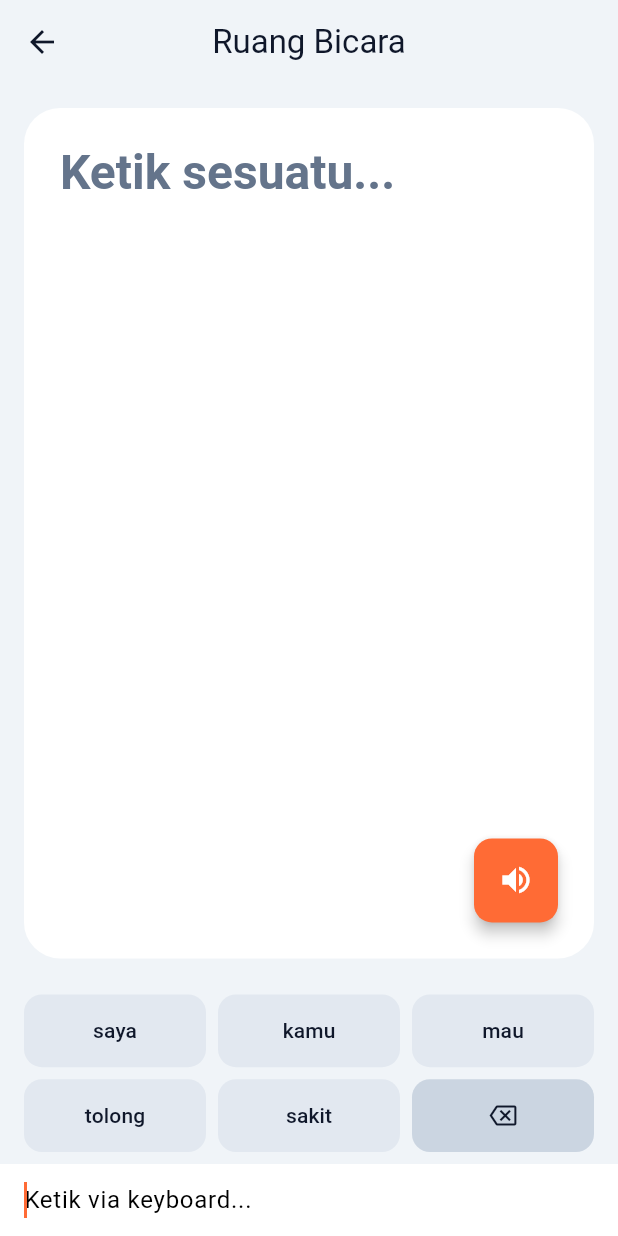
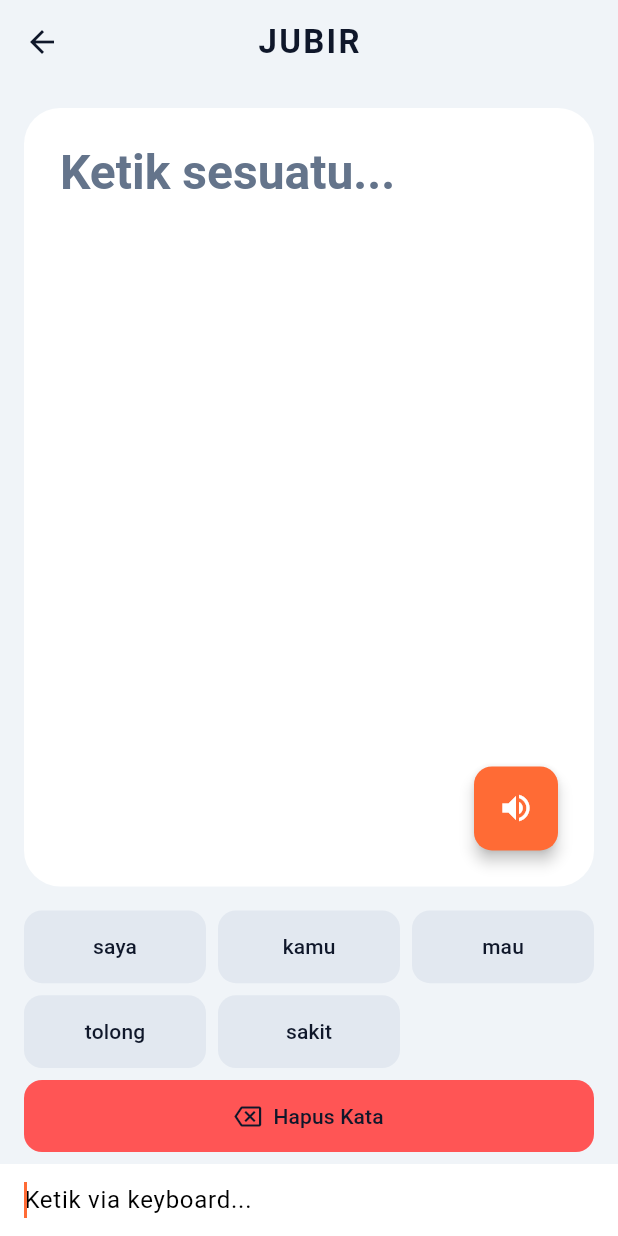
Before and after one commit to DevonAP/PROJECT-JUBIR, a Flutter app: the screen it shows after launch, after a tap on the "send" icon, on a phone screen of 412 x 824 dp. Run offline on Flutter 3.47's test engine with Material 3 defaults, Android fonts, the phone set to English and light mode, and no system bars; our stand-ins replace flutter_tts, hive_flutter; accounts and stored records are empty.

Commit message:
Update kemajuan

```diff
--- a/lib/features/home_board/view/active_typing_screen.dart
+++ b/lib/features/home_board/view/active_typing_screen.dart
@@ -1,44 +1,39 @@
 import 'package:flutter/material.dart';
-import 'package:flutter_riverpod/flutter_riverpod.dart';
+import 'package:provider/provider.dart';
 import '../../../core/constants.dart';
 import '../../word_prediction/controller/prediction_controller.dart';
 import '../../../features/tts_voice/controller/tts_controller.dart';
 
-// Ubah menjadi ConsumerStatefulWidget agar bisa membaca Riverpod
-class ActiveTypingScreen extends ConsumerStatefulWidget {
+class ActiveTypingScreen extends StatefulWidget {
   final String? initialText;
   const ActiveTypingScreen({super.key, this.initialText});
 
   @override
-  ConsumerState<ActiveTypingScreen> createState() => _ActiveTypingScreenState();
+  State<ActiveTypingScreen> createState() => _ActiveTypingScreenState();
 }
 
-class _ActiveTypingScreenState extends ConsumerState<ActiveTypingScreen> {
+class _ActiveTypingScreenState extends State<ActiveTypingScreen> {
   late final TextEditingController _textController;
 
   @override
   void initState() {
     super.initState();
 
-    // 1. Ambil teks awal, jika tidak kosong dan belum ada spasi di ujungnya, tambahkan spasi secara otomatis
     String initialText = widget.initialText ?? "";
     if (initialText.isNotEmpty && !initialText.endsWith(" ")) {
       initialText = "$initialText ";
     }
 
-    // 2. Masukkan teks yang sudah siap (ber-spasi) ke controller
     _textController = TextEditingController(text: initialText);
 
-    // 3. Laporkan ke Riverpod sejak frame pertama agar prediksi langsung muncul
     if (initialText.isNotEmpty) {
       WidgetsBinding.instance.addPostFrameCallback((_) {
-        ref.read(inputTextProvider.notifier).updateText(initialText);
+        context.read<PredictionController>().updateText(initialText);
       });
     }
 
-    // Listener keyboard bawaan untuk ketikan manual
     _textController.addListener(() {
-      ref.read(inputTextProvider.notifier).updateText(_textController.text);
+      context.read<PredictionController>().updateText(_textController.text);
     });
   }
 
@@ -48,28 +43,39 @@ class _ActiveTypingScreenState extends ConsumerState<ActiveTypingScreen> {
     super.dispose();
   }
 
-  // Fungsi saat tombol prediksi ditekan
   void _addWordToInput(String word) {
     final currentText = _textController.text;
-    // Tambahkan kata baru dan beri spasi
     final newText = currentText.isEmpty ? "$word " : "$currentText$word ";
 
     _textController.text = newText;
-    // Pindahkan kursor ke ujung kanan
     _textController.selection = TextSelection.fromPosition(TextPosition(offset: newText.length));
+
+    final words = newText.trim().split(' ');
+    if (words.length >= 2) {
+      final prevWord = words[words.length - 2];
+      final currentWord = words[words.length - 1];
+
+      context.read<PredictionController>().learnUserHabit(prevWord, currentWord);
+    }
   }
 
   @override
   Widget build(BuildContext context) {
-    // Pantau daftar prediksi dari database secara live!
-    final predictions = ref.watch(predictionListProvider);
-
-    final inputText = ref.watch(inputTextProvider);
+    final predictionCtrl = context.watch<PredictionController>();
+    final predictions = predictionCtrl.predictions;
+    final inputText = predictionCtrl.inputText;
 
     return Scaffold(
       backgroundColor: AppColors.background,
       appBar: AppBar(
-        title: const Text('Ruang Bicara', style: TextStyle(color: AppColors.textPrimary)),
+        title: const Text(
+          'JUBIR',
+          style: TextStyle(
+            fontWeight: FontWeight.bold,
+            color: AppColors.textPrimary,
+            letterSpacing: 1.5,
+          ),
+        ),
         centerTitle: true,
         backgroundColor: Colors.transparent,
         elevation: 0,
@@ -79,7 +85,7 @@ class _ActiveTypingScreenState extends ConsumerState<ActiveTypingScreen> {
         child: Column(
           children: [
             // ==========================================
-            // 1. AREA TEKS UTAMA (Bukan TextField, hanya Tampilan)
+            // 1. AREA TEKS UTAMA
             // ==========================================
             Expanded(
               child: Container(
@@ -94,29 +100,24 @@ class _ActiveTypingScreenState extends ConsumerState<ActiveTypingScreen> {
                   crossAxisAlignment: CrossAxisAlignment.start,
                   children: [
                     Expanded(
-                      // Teksnya sekarang membaca dari Riverpod, bukan teks statis lagi!
                       child: Text(
                         inputText.isEmpty
                             ? "Ketik sesuatu..."
                             : inputText,
                         style: Theme.of(context).textTheme.displaySmall?.copyWith(
                           color: inputText.isEmpty
-                              ? AppColors.textSecondary // Abu-abu kalau kosong
-                              : AppColors.textPrimary, // Gelap kalau ada isinya
+                              ? AppColors.textSecondary
+                              : AppColors.textPrimary,
                         ),
                       ),
                     ),
                     Align(
                       alignment: Alignment.bottomRight,
                       child: FloatingActionButton(
-                        backgroundColor: AppColors.primary, // Sesuaikan warna tema kamu
+                        backgroundColor: AppColors.primary,
                         onPressed: () {
-                          // Ambil teks yang ada di Riverpod saat ini
-                          final textToSpeak = ref.read(inputTextProvider);
-
-                          // Panggil fitur suara AI untuk membacakannya
-                          ref.read(ttsVoiceProvider).speak(textToSpeak);
-
+                          final textToSpeak = context.read<PredictionController>().inputText;
+                          context.read<TtsController>().speak(textToSpeak);
                           _textController.clear();
                         },
                         child: const Icon(Icons.volume_up, color: Colors.white),
@@ -128,10 +129,10 @@ class _ActiveTypingScreenState extends ConsumerState<ActiveTypingScreen> {
             ),
 
             // ==========================================
-            // 2. GRID 6 TOMBOL PREDIKSI
+            // 2. GRID 6 TOMBOL PREDIKSI (HANYA KATA)
             // ==========================================
             Container(
-              padding: const EdgeInsets.symmetric(horizontal: AppSizes.p16, vertical: AppSizes.p8),
+              padding: const EdgeInsets.symmetric(horizontal: AppSizes.p16),
               child: GridView.count(
                 shrinkWrap: true,
                 physics: const NeverScrollableScrollPhysics(),
@@ -140,23 +141,30 @@ class _ActiveTypingScreenState extends ConsumerState<ActiveTypingScreen> {
                 crossAxisSpacing: AppSizes.p8,
                 childAspectRatio: 2.5,
                 children: [
-                  // Loop 5 kata dari database (Data dummy Riverpod)
-                  ...predictions.take(5).map((word) => _buildPredictionButton(word)),
-                  // Tombol ke-6 khusus Backspace
-                  _buildBackspaceButton(),
+                  // Sekarang AI bisa memunculkan 6 kata sekaligus!
+                  ...predictions.take(6).map((word) => _buildPredictionButton(word)),
                 ],
               ),
             ),
 
             // ==========================================
-            // 3. AREA KEYBOARD (Input Fisik)
+            // 3. TOMBOL HAPUS KATA (STATIS DI BAWAH GRID)
+            // ==========================================
+            Container(
+              width: double.infinity,
+              padding: const EdgeInsets.fromLTRB(AppSizes.p16, AppSizes.p8, AppSizes.p16, AppSizes.p8),
+              child: _buildBackspaceButton(),
+            ),
+
+            // ==========================================
+            // 4. AREA KEYBOARD
             // ==========================================
             Container(
               color: AppColors.surface,
               padding: const EdgeInsets.symmetric(horizontal: AppSizes.p16),
               child: TextField(
                 controller: _textController,
-                autofocus: true, // Otomatis buka keyboard
+                autofocus: true,
                 decoration: const InputDecoration(
                   hintText: "Ketik via keyboard...",
                   border: InputBorder.none,
@@ -174,37 +182,41 @@ class _ActiveTypingScreenState extends ConsumerState<ActiveTypingScreen> {
   Widget _buildPredictionButton(String word) {
     return ElevatedButton(
       onPressed: () => _addWordToInput(word),
-      child: Text(word, overflow: TextOverflow.ellipsis), // ellipsis agar tidak luber
+      child: Text(word, overflow: TextOverflow.ellipsis),
     );
   }
 
   Widget _buildBackspaceButton() {
-    return ElevatedButton(
-      style: ElevatedButton.styleFrom(backgroundColor: AppColors.backspaceBackground),
+    return SizedBox(
+      height: 48, // Membuat tombol cukup besar untuk ditekan
+      child: ElevatedButton.icon(
+        // Sesuaikan warnanya dengan tema Anda (bisa abu-abu halus atau merah pudar)
+        style: ElevatedButton.styleFrom(
+          backgroundColor: const Color.fromARGB(255, 255, 85, 85),
+          foregroundColor: AppColors.textPrimary,
+          shape: RoundedRectangleBorder(
+            borderRadius: BorderRadius.circular(AppSizes.radiusM),
+          ),
+        ),
         onPressed: () {
           if (_textController.text.isNotEmpty) {
-          // Bersihkan spasi di paling kanan terlebih dahulu untuk mendeteksi kata terakhir
             final currentText = _textController.text.trimRight();
-
-          // Cari posisi spasi terakhir sebelum kata paling ujung
             final lastSpaceIndex = currentText.lastIndexOf(' ');
 
             if (lastSpaceIndex == -1) {
-            // Jika tidak ada spasi sama sekali (artinya hanya tersisa 1 kata), langsung kosongkan
               _textController.clear();
             } else {
-            // Potong kalimat sampai spasi terakhir tersebut, lalu beri spasi penutup lagi
-            // supaya fitur prediksi kata berikutnya langsung aktif kembali
               _textController.text = "${currentText.substring(0, lastSpaceIndex)} ";
             }
 
-          // Selalu pastikan posisi kursor teks berada di paling kanan
             _textController.selection = TextSelection.fromPosition(
               TextPosition(offset: _textController.text.length),
             );
           }
         },
-      child: const Icon(Icons.backspace_outlined, color: AppColors.textPrimary),
+        icon: const Icon(Icons.backspace_outlined),
+        label: const Text("Hapus Kata"),
+      ),
     );
   }
 }
--- a/lib/features/tts_voice/controller/tts_controller.dart
+++ b/lib/features/tts_voice/controller/tts_controller.dart
@@ -1,10 +1,16 @@
-import 'package:flutter_riverpod/flutter_riverpod.dart';
-import 'package:riverpod_annotation/riverpod_annotation.dart';
+// file: lib/features/tts_voice/controller/tts_controller.dart
+
+import 'package:flutter/material.dart';
 import '../service/tts_service.dart';
 
-part 'tts_controller.g.dart';
+class TtsController extends ChangeNotifier {
+  final TtsService _ttsService = TtsService();
 
-@riverpod
-TtsService ttsVoice(Ref ref) {
-  return TtsService();
+  // Fungsi yang akan dipanggil oleh tombol FAB di UI
+  Future<void> speak(String text) async {
+    await _ttsService.speak(text);
+
+    // Jika ke depannya Anda butuh animasi "sedang bicara",
+    // Anda bisa menambahkan variabel boolean dan memanggil notifyListeners() di sini.
+  }
 }
--- a/lib/features/tts_voice/service/tts_service.dart
+++ b/lib/features/tts_voice/service/tts_service.dart
@@ -1,3 +1,5 @@
+// file: lib/features/tts_voice/service/tts_service.dart
+
 import 'package:flutter_tts/flutter_tts.dart';
 
 class TtsService {
--- a/lib/features/word_prediction/controller/prediction_controller.dart
+++ b/lib/features/word_prediction/controller/prediction_controller.dart
@@ -1,48 +1,69 @@
-import 'package:flutter_riverpod/flutter_riverpod.dart';
-import 'package:riverpod_annotation/riverpod_annotation.dart';
+// file: lib/features/word_prediction/controller/prediction_controller.dart
+
+import 'package:flutter/material.dart';
 import '../repository/prediction_repository.dart';
 
-// Bagian ini WAJIB ada di Riverpod Generator.
-// Nama file harus sama dengan nama file aslinya, lalu ditambah '.g.dart'
-part 'prediction_controller.g.dart';
+class PredictionController extends ChangeNotifier {
+  final PredictionRepository _repo = PredictionRepository();
 
-// 1. Pengganti predictionRepoProvider yang lama
-@riverpod
-PredictionRepository predictionRepo(Ref ref) {
-  return PredictionRepository();
-}
+  // Menyimpan teks yang diketik pengguna
+  String _inputText = "";
+  String get inputText => _inputText;
 
-// 2. Pengganti inputTextProvider (StateProvider) yang lama
-// Di Riverpod modern, StateProvider diubah menjadi class Notifier
-@riverpod
-class InputText extends _$InputText {
-  @override
-  String build() {
-    return ""; // Nilai awal (initial state)
+  // Menyimpan daftar prediksi kata (default saat awal mulai)
+  List<String> _predictions = ["saya", "kamu", "mau", "tolong", "sakit"];
+  List<String> get predictions => _predictions;
+
+  // Fungsi dipanggil setiap kali pengguna mengetik huruf baru
+  void updateText(String newText) {
+    // ==========================================
+    // LOGIKA BARU: AI BELAJAR DARI KEYBOARD MANUAL
+    // ==========================================
+    // Kita cek apakah pengguna baru saja menekan 'spasi' (menyelesaikan satu kata)
+    if (newText.endsWith(" ") && !_inputText.endsWith(" ") && newText.trim().isNotEmpty) {
+      final words = newText.trim().split(' ');
+
+      // Jika kalimat sudah terdiri dari minimal 2 kata, pelajari relasinya!
+      if (words.length >= 2) {
+        final prevWord = words[words.length - 2]; // Kata sebelumnya
+        final currentWord = words.last; // Kata yang baru saja diselesaikan
+
+        // Simpan diam-diam ke otak AI (Hive)
+        learnUserHabit(prevWord, currentWord);
+      }
+    }
+
+    _inputText = newText;
+    _updatePredictions();
+    notifyListeners(); // Update UI
   }
 
-  // Method untuk mengubah isi teksnya nanti di UI
-  void updateText(String newText) {
-    state = newText;
-  }
-}
+  // Otak untuk mencari prediksi selanjutnya
+  void _updatePredictions() {
+    if (_inputText.trim().isEmpty) {
+      // Jika kosong, tampilkan saran kata awal
+      _predictions = ["saya", "kamu", "mau", "tolong", "sakit"];
+      return;
+    }
 
-// 3. Pengganti predictionListProvider yang lama (Provider Pintar)
-@riverpod
-List<String> predictionList(Ref ref) {
-  // Menonton repo dan text menggunakan nama fungsi/class yang digenerate otomatis
-  final repo = ref.watch(predictionRepoProvider);
-  final text = ref.watch(inputTextProvider);
+    // Ambil kata terakhir yang diketik
+    final words = _inputText.trim().split(' ');
+    final lastWord = words.isNotEmpty ? words.last : "";
 
-  if (text.isEmpty) {
-    // Jika belum ngetik apa-apa, munculkan kata dasar ini
-    return ["saya", "kamu", "mau", "tolong", "sakit"];
+    // Minta AI (Hive) memprediksi kata selanjutnya berdasarkan kata terakhir
+    final aiPredictions = _repo.getNextWordPrediction(lastWord);
+
+    if (aiPredictions.isNotEmpty) {
+      _predictions = aiPredictions;
+    } else {
+      _predictions = []; // Kosongkan jika AI belum punya data untuk kata tersebut
+    }
   }
 
-  // Ambil kata terakhir yang baru saja diketik
-  final words = text.trim().split(' ');
-  final lastWord = words.isNotEmpty ? words.last : "";
+  // Fungsi untuk AI Belajar (Bisa Anda panggil di UI ketika user menekan tombol "Spasi")
+  Future<void> learnUserHabit(String previousWord, String currentWord) async {
+    await _repo.learnRelation(previousWord, currentWord);
+  }
 
-  // Minta prediksi ke database Hive berdasarkan kata terakhir
-  return repo.getPredictions(lastWord);
+
 }
--- /dev/null
+++ b/lib/features/word_prediction/model/ngram_model.dart
@@ -0,0 +1,31 @@
+// file: lib/features/word_prediction/model/ngram_model.dart
+
+class NgramRelation {
+  final String previousWord; // Konteks (Kata sebelumnya)
+  final String nextWord;     // Prediksi (Kata selanjutnya)
+  final int frequency;       // Bobot Probabilitas (Semakin sering = semakin diprioritaskan)
+
+  NgramRelation({
+    required this.previousWord,
+    required this.nextWord,
+    required this.frequency,
+  });
+
+  // Konversi dari Hive Map ke Objek
+  factory NgramRelation.fromMap(Map<dynamic, dynamic> map) {
+    return NgramRelation(
+      previousWord: map['previousWord'] as String? ?? '',
+      nextWord: map['nextWord'] as String? ?? '',
+      frequency: map['frequency'] as int? ?? 0,
+    );
+  }
+
+  // Konversi dari Objek ke Hive Map
+  Map<String, dynamic> toMap() {
+    return {
+      'previousWord': previousWord,
+      'nextWord': nextWord,
+      'frequency': frequency,
+    };
+  }
+}
--- a/lib/features/word_prediction/repository/prediction_repository.dart
+++ b/lib/features/word_prediction/repository/prediction_repository.dart
@@ -1,46 +1,126 @@
+// file: lib/features/word_prediction/repository/prediction_repository.dart
+
+import 'package:flutter/services.dart' show rootBundle;
+import 'dart:convert';
 import 'package:hive_flutter/hive_flutter.dart';
+import '../model/ngram_model.dart';
 
 class PredictionRepository {
-  static const String boxName = 'ngram_box';
+  static const String _ngramBox = 'ngram_relations_box';
+  static const String _dictBox = 'dictionary_box'; // Box khusus untuk kamus JSON
 
-  // 1. Inisialisasi Database Hive (Dipanggil sekali saat aplikasi dibuka)
+  /// Inisialisasi Database
   static Future<void> initDatabase() async {
     await Hive.initFlutter();
-    await Hive.openBox(boxName);
+    final ngramBox = await Hive.openBox(_ngramBox);
+    final dictBox = await Hive.openBox(_dictBox);
 
-    // Masukkan data dummy jika database masih kosong
-    final box = Hive.box(boxName);
-    if (box.isEmpty) {
-      await _seedDummyData(box);
+    // 1. MASUKKAN JSON SEBAGAI FILTER (SATPAM)
+    if (dictBox.isEmpty) {
+      try {
+        final String jsonString = await rootBundle.loadString('assets/sibi_dictionary.json');
+        final Map<String, dynamic> decodedData = jsonDecode(jsonString);
+        final List<dynamic> kataDasarList = decodedData['katadasar'] ?? [];
+
+        for (var word in kataDasarList) {
+          if (word is String && word.isNotEmpty) {
+            // Simpan kata ke box kamus (huruf kecil semua agar mudah dicek)
+            dictBox.put(word.toLowerCase(), true);
+          }
+        }
+      } catch (e) {
+        print("Error loading JSON: $e");
+      }
+    }
+
+    // 2. SUNTIKAN DATA PRE-TRAINED N-GRAM
+    if (ngramBox.isEmpty) {
+      await _injectPreTrainedNgram(ngramBox);
     }
   }
 
-  // 2. Fungsi untuk memanggil 5 prediksi kata berdasarkan kata terakhir
-  List<String> getPredictions(String lastWord) {
-    final box = Hive.box(boxName);
-    final String key = lastWord.toLowerCase().trim();
+  static Future<void> _injectPreTrainedNgram(Box box) async {
+    final List<Map<String, dynamic>> baseKnowledge = [
+      {"prev": "saya", "next": "mau", "freq": 100},
+      {"prev": "saya", "next": "lapar", "freq": 90},
+      {"prev": "saya", "next": "sakit", "freq": 80},
+      {"prev": "mau", "next": "makan", "freq": 100},
+      {"prev": "mau", "next": "minum", "freq": 90},
+      {"prev": "mau", "next": "pulang", "freq": 85},
+      {"prev": "mau", "next": "ke", "freq": 80},
+      {"prev": "ke", "next": "kamar", "freq": 100},
+      {"prev": "kamar", "next": "mandi", "freq": 100},
+      {"prev": "kamar", "next": "tidur", "freq": 90},
+      {"prev": "tolong", "next": "bantu", "freq": 100},
+      {"prev": "terima", "next": "kasih", "freq": 100},
+    ];
 
-    // Ambil prediksi dari database. Jika kata tidak ada, kembalikan kata dasar umum.
-    final predictions = box.get(key, defaultValue: ["aku", "kamu", "mau", "itu", "ini"]);
-
-    return List<String>.from(predictions);
+    for (var data in baseKnowledge) {
+      final relationKey = "${data['prev']}_${data['next']}";
+      final model = NgramRelation(
+        previousWord: data['prev'],
+        nextWord: data['next'],
+        frequency: data['freq'],
+      );
+      await box.put(relationKey, model.toMap());
+    }
   }
 
-  // --- DUMMY DATA UNTUK MVP ---
-  // Di versi final, data ini akan berisi ribuan kata hasil pembobotan N-Gram
-  static Future<void> _seedDummyData(Box box) async {
-    Map<String, List<String>> bigramData = {
-      "saya": ["mau", "suka", "lapar", "sakit", "tolong"],
-      "mau": ["makan", "minum", "pulang", "ke toilet", "istirahat"],
-      "makan": ["nasi", "roti", "ayam", "sate", "soto"],
-      "minum": ["air", "teh", "kopi", "susu", "obat"],
-      "tolong": ["bantu", "ambilkan", "saya", "panggilkan", "buka"],
-      "sakit": ["kepala", "perut", "gigi", "sekali", "dada"],
-    };
+  /// FUNGSI AI BELAJAR RELASI BARU (DENGAN FILTER TYPO)
+  Future<void> learnRelation(String previousWord, String currentWord) async {
+    if (previousWord.isEmpty || currentWord.isEmpty) return;
 
-    // Menyimpan semua kamus Bigram ke dalam database lokal Hive (Zero Latency)
-    for (var entry in bigramData.entries) {
-      await box.put(entry.key, entry.value);
+    // --- LOGIKA SATPAM (FILTER TYPO) ---
+    final dictBox = Hive.box(_dictBox);
+
+    // Jika salah satu kata tidak ada di kamus JSON SIBI, langsung batalkan! (Abaikan typo)
+    if (!dictBox.containsKey(previousWord.toLowerCase()) ||
+        !dictBox.containsKey(currentWord.toLowerCase())) {
+      return;
+    }
+    // -----------------------------------
+
+    // Jika kata valid, baru AI boleh menyimpannya/menaikkan frekuensinya
+    final box = Hive.box(_ngramBox);
+    final String relationKey = "${previousWord.toLowerCase()}_${currentWord.toLowerCase()}";
+
+    final existingData = box.get(relationKey);
+
+    if (existingData != null) {
+      final model = NgramRelation.fromMap(existingData);
+      final updatedModel = NgramRelation(
+        previousWord: model.previousWord,
+        nextWord: model.nextWord,
+        frequency: model.frequency + 1,
+      );
+      await box.put(relationKey, updatedModel.toMap());
+    } else {
+      final newModel = NgramRelation(
+        previousWord: previousWord.toLowerCase(),
+        nextWord: currentWord.toLowerCase(),
+        frequency: 1,
+      );
+      await box.put(relationKey, newModel.toMap());
     }
   }
+
+  /// FUNGSI AI MENGAMBIL PREDIKSI KATA SELANJUTNYA
+  List<String> getNextWordPrediction(String lastWord) {
+    if (lastWord.isEmpty) return [];
+
+    final box = Hive.box(_ngramBox);
+    List<NgramRelation> candidates = [];
+
+    for (var value in box.values) {
+      if (value is Map) {
+        final model = NgramRelation.fromMap(value);
+        if (model.previousWord == lastWord.toLowerCase()) {
+          candidates.add(model);
+        }
+      }
+    }
+
+    candidates.sort((a, b) => b.frequency.compareTo(a.frequency));
+    return candidates.map((e) => e.nextWord).take(5).toList();
+  }
 }
--- a/lib/main.dart
+++ b/lib/main.dart
@@ -1,17 +1,31 @@
 import 'package:flutter/material.dart';
-import 'package:flutter_riverpod/flutter_riverpod.dart'; // Tambahkan ini
+import 'package:provider/provider.dart'; // 1. Ganti flutter_riverpod menjadi provider
 import 'core/theme.dart';
 import 'features/home_board/view/welcome_screen.dart';
-import 'features/word_prediction/repository/prediction_repository.dart'; // Tambahkan ini
+import 'features/word_prediction/repository/prediction_repository.dart';
+import 'features/word_prediction/controller/prediction_controller.dart'; // 2. Tambahkan import controller prediksi
+import 'features/tts_voice/controller/tts_controller.dart'; // 3. Tambahkan import controller suara/TTS
 
 void main() async {
   WidgetsFlutterBinding.ensureInitialized();
 
-  // Menyalakan database Hive sebelum UI digambar
+  // Menyalakan database lokal Hive AI sebelum UI digambar
   await PredictionRepository.initDatabase();
 
-  // Bungkus MyApp dengan ProviderScope agar Riverpod bisa berjalan
-  runApp(const ProviderScope(child: MyApp()));
+  // 4. Bungkus aplikasi dengan MultiProvider agar data prediksi bisa diakses di semua halaman
+  runApp(
+    MultiProvider(
+      providers: [
+        ChangeNotifierProvider(
+          create: (_) => PredictionController(),
+        ),
+        ChangeNotifierProvider(
+          create: (_) => TtsController(), // Menyesuaikan controller suara Anda
+        ),
+      ],
+      child: const MyApp(),
+    ),
+  );
 }
 
 class MyApp extends StatelessWidget {
@@ -25,11 +39,10 @@ class MyApp extends StatelessWidget {
 
       title: 'JUBIR - Aplikasi Komunikasi Inklusif',
 
-      // Menggunakan tema kustom (Opsi A: Kombinasi Abu/Biru Elegan & FAB Oranye)
-      // Yang sudah kita perbaiki kontras teksnya untuk standar aksesibilitas IMK
+      // Menggunakan tema kustom asli Anda yang ramah standar aksesibilitas IMK
       theme: AppTheme.lightTheme,
 
-      // Halaman pertama yang muncul saat aplikasi dibuka (Layar Sapaan Minimalis)
+      // Halaman pertama yang muncul saat aplikasi dibuka (Layar Sapaan Minimalis Anda)
       home: const WelcomeScreen(),
     );
   }
--- a/pubspec.yaml
+++ b/pubspec.yaml
@@ -39,6 +39,7 @@ dependencies:
   hive: ^2.2.3
   hive_flutter: ^1.1.0
   flutter_tts: ^4.2.5
+  provider: ^6.1.2
 
 dev_dependencies:
   flutter_test:
@@ -64,8 +65,8 @@ flutter:
   uses-material-design: true
 
   # To add assets to your application, add an assets section, like this:
-  # assets:
-  #   - images/a_dot_burr.jpeg
+  assets:
+    - assets/sibi_dictionary.json
   #   - images/a_dot_ham.jpeg
 
   # An image asset can refer to one or more resolution-specific "variants", see
```
Also changed, not shown: lib/features/word_prediction/model/word_model.dart (added, +29 -0 lines), lib/features/tts_voice/controller/tts_controller.g.dart (deleted), lib/features/word_prediction/controller/prediction_controller.g.dart (deleted), pubspec.lock, 1 other file. Lines whose indentation alone changed are shown as unchanged.
